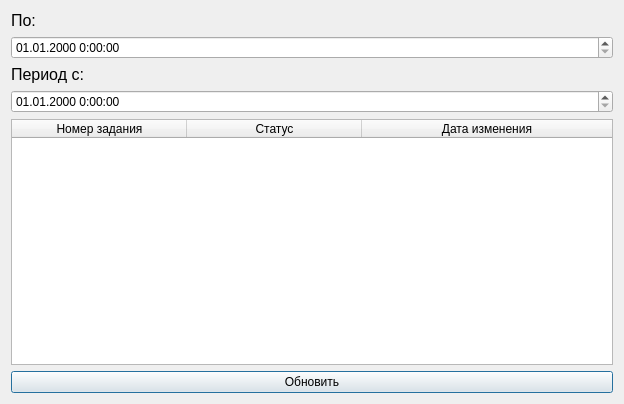
Tr0ub1e/Izbushka, file ui/empl_history.ui: the form before one commit.
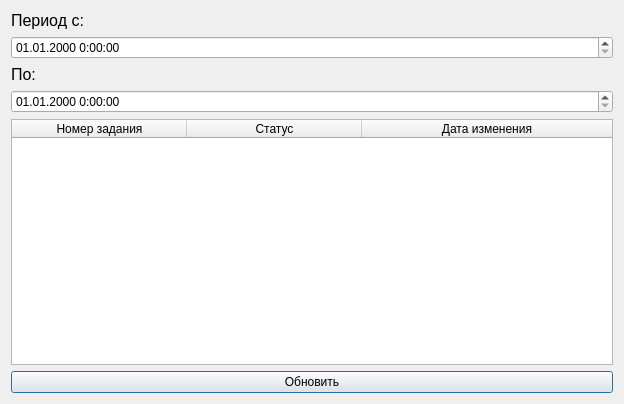
The form after the commit. Icons and pictures are not drawn.

```diff
--- a/ui/empl_history.ui
+++ b/ui/empl_history.ui
@@ -19,14 +19,14 @@
   </property>
   <layout class="QVBoxLayout" name="verticalLayout">
    <item>
-    <widget class="QLabel" name="label_2">
+    <widget class="QLabel" name="label">
      <property name="font">
       <font>
        <pointsize>12</pointsize>
       </font>
      </property>
      <property name="text">
-      <string>По:</string>
+      <string>Период с:</string>
      </property>
     </widget>
    </item>
@@ -38,14 +38,14 @@
     </widget>
    </item>
    <item>
-    <widget class="QLabel" name="label">
+    <widget class="QLabel" name="label_2">
      <property name="font">
       <font>
        <pointsize>12</pointsize>
       </font>
      </property>
      <property name="text">
-      <string>Период с:</string>
+      <string>По:</string>
      </property>
     </widget>
    </item>
```
